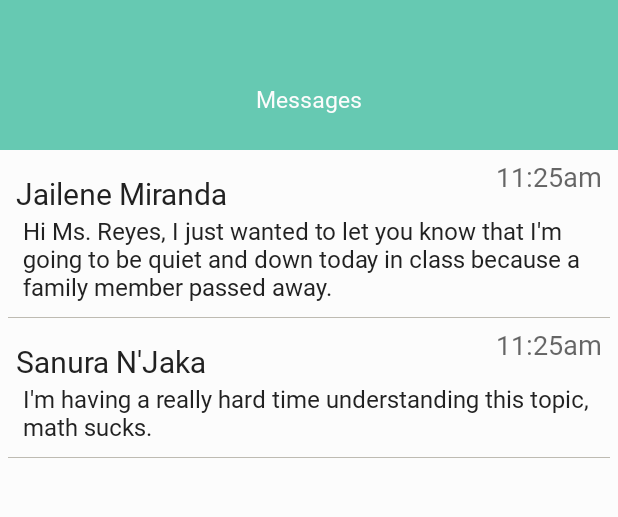
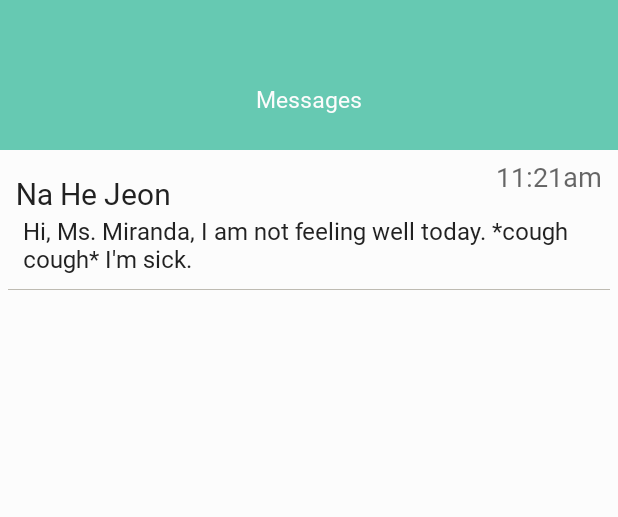
Before and after one commit to educonnect-194h/EduConnect, an Android app: the TeacherMessagesListActivity screen opened directly, with no data from a screen before it, on a phone screen of 412 x 824 dp, the part 90-607 px from its top. Run offline under Robolectric (Android 15) with nearby library versions, the phone set to English and light mode, and no system bars.

Commit message:
messages update and minor error fixes

```diff
--- a/EduConnectApp/app/src/main/java/edu/stanford/cs147/educonnectapp/ConversationListAdapter.java
+++ b/EduConnectApp/app/src/main/java/edu/stanford/cs147/educonnectapp/ConversationListAdapter.java
@@ -72,7 +72,7 @@ public class ConversationListAdapter extends RecyclerView.Adapter {
 
             // TODO: Format the stored timestamp into a readable String using method.
             // timeText.setText(Utils.formatDateTime(message.getCreatedAt()));
-            timeText.setText("11:25am");
+            timeText.setText("11:21am");
 
             nameText.setText(convoPreview.getSenderName());
         }
--- a/EduConnectApp/app/src/main/java/edu/stanford/cs147/educonnectapp/LoginActivity.java
+++ b/EduConnectApp/app/src/main/java/edu/stanford/cs147/educonnectapp/LoginActivity.java
@@ -31,7 +31,7 @@ public class LoginActivity extends AppCompatActivity {
     ImageButton oldSelectedEmoji;
 
     String logins[][] = {{"t", "tt"},
-                        {"s", "ss"},};
+                        {"s", "ss"}};
 
     @Override
     protected void onCreate(Bundle savedInstanceState) {
--- a/EduConnectApp/app/src/main/java/edu/stanford/cs147/educonnectapp/MessageListAdapter.java
+++ b/EduConnectApp/app/src/main/java/edu/stanford/cs147/educonnectapp/MessageListAdapter.java
@@ -32,7 +32,7 @@ public class MessageListAdapter extends RecyclerView.Adapter {
     public int getItemViewType(int position) {
         BaseMessage message = mMessageList.get(position);
 
-        if (message.getSenderName().equals("Ms. Reyes")) {
+        if (message.getSenderName().equals("Ms. Miranda")) {
             // If the current user is the sender of the message
             return VIEW_TYPE_MESSAGE_SENT;
         } else {
--- a/EduConnectApp/app/src/main/java/edu/stanford/cs147/educonnectapp/TeacherIndividualMessageActivity.java
+++ b/EduConnectApp/app/src/main/java/edu/stanford/cs147/educonnectapp/TeacherIndividualMessageActivity.java
@@ -58,7 +58,7 @@ public class TeacherIndividualMessageActivity extends AppCompatActivity {
         String responseString = responseEt.getText().toString();
         responseEt.setText("");
 
-        BaseMessage responseBm = new BaseMessage("Ms. Reyes", responseString, 12);
+        BaseMessage responseBm = new BaseMessage("Ms. Miranda", responseString, 12);
         messages.add(responseBm);
 
         mMessageAdapter.notifyItemInserted(messages.size() - 1);
--- a/EduConnectApp/app/src/main/java/edu/stanford/cs147/educonnectapp/TeacherMessagesListActivity.java
+++ b/EduConnectApp/app/src/main/java/edu/stanford/cs147/educonnectapp/TeacherMessagesListActivity.java
@@ -26,10 +26,10 @@ public class TeacherMessagesListActivity extends AppCompatActivity {
         header.setText(getIntent().getStringExtra("header"));
 
         convoList = new ArrayList<>();
-        ConversationPreview convo1 = new ConversationPreview("Jailene Miranda", "Hi Ms. Reyes, I just wanted to let you know that I'm going to be quiet and down today in class because a family member passed away.", 12);
-        ConversationPreview convo2 = new ConversationPreview("Sanura N'Jaka", "I'm having a really hard time understanding this topic, math sucks.", 12);
+        ConversationPreview convo1 = new ConversationPreview("Na He Jeon", "Hi, Ms. Miranda, I am not feeling well today. *cough cough* I'm sick.", 12);
+        //ConversationPreview convo2 = new ConversationPreview("Sanura N'Jaka", "I'm having a really hard time understanding this topic, math sucks.", 12);
         convoList.add(convo1);
-        convoList.add(convo2);
+        //convoList.add(convo2);
 
         mConversationRecycler = findViewById(R.id.messagesRv);
         mConversationAdapter = new ConversationListAdapter(this, new ClickListener() {
--- a/EduConnectApp/app/src/main/res/layout/activity_student_messages.xml
+++ b/EduConnectApp/app/src/main/res/layout/activity_student_messages.xml
@@ -53,7 +53,7 @@
                 android:layout_width="wrap_content"
                 android:layout_height="wrap_content"
                 android:fontFamily="@font/avenir"
-                android:text="Ms. Reyes"
+                android:text="Ms. Miranda"
                 android:textColor="#fff"
                 android:textSize="30dp"
                 android:textStyle="bold" />
--- a/EduConnectApp/app/src/main/res/layout/activity_teacher_messages_list.xml
+++ b/EduConnectApp/app/src/main/res/layout/activity_teacher_messages_list.xml
@@ -47,6 +47,17 @@
             android:background="@color/colorPrimaryDark"
             android:paddingBottom="8dp"
             android:gravity="center">
+<!--
+            <TextView
+                android:id="@+id/tvName3"
+                android:layout_width="match_parent"
+                android:layout_height="wrap_content"
+                android:fontFamily="@font/avenir"
+                android:text="Na He Jeon"
+                android:textColor="#fff"
+                android:textSize="30dp"
+                android:textStyle="bold" />
+-->
 
             <TextView
                 android:id="@+id/header"
```
